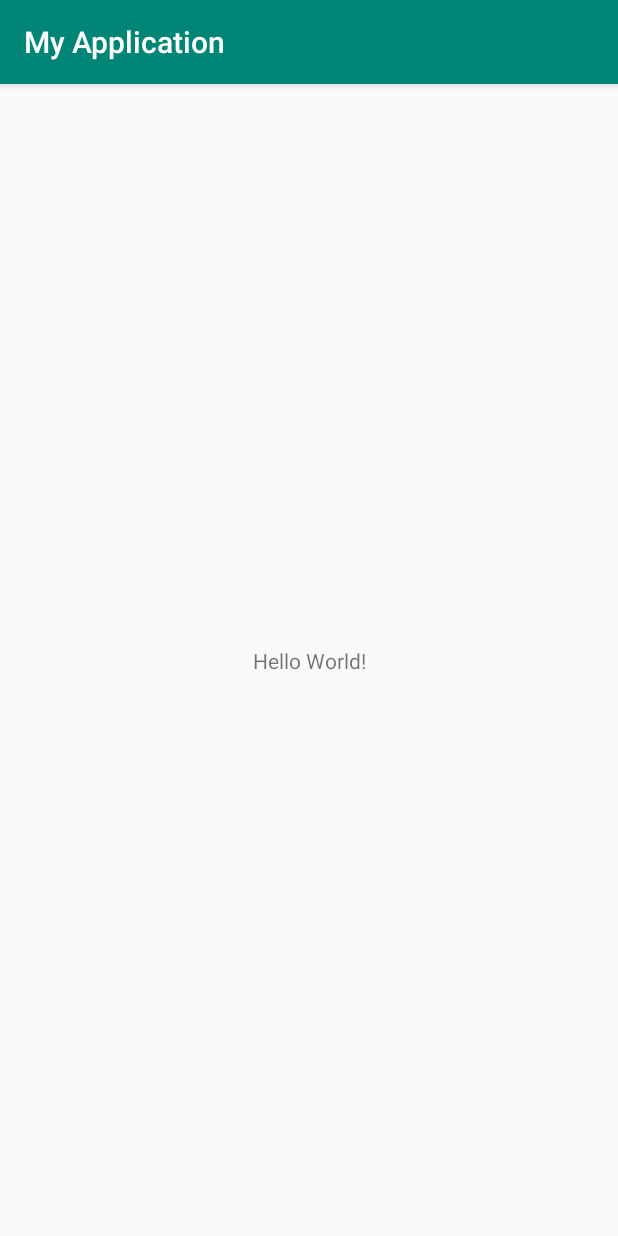
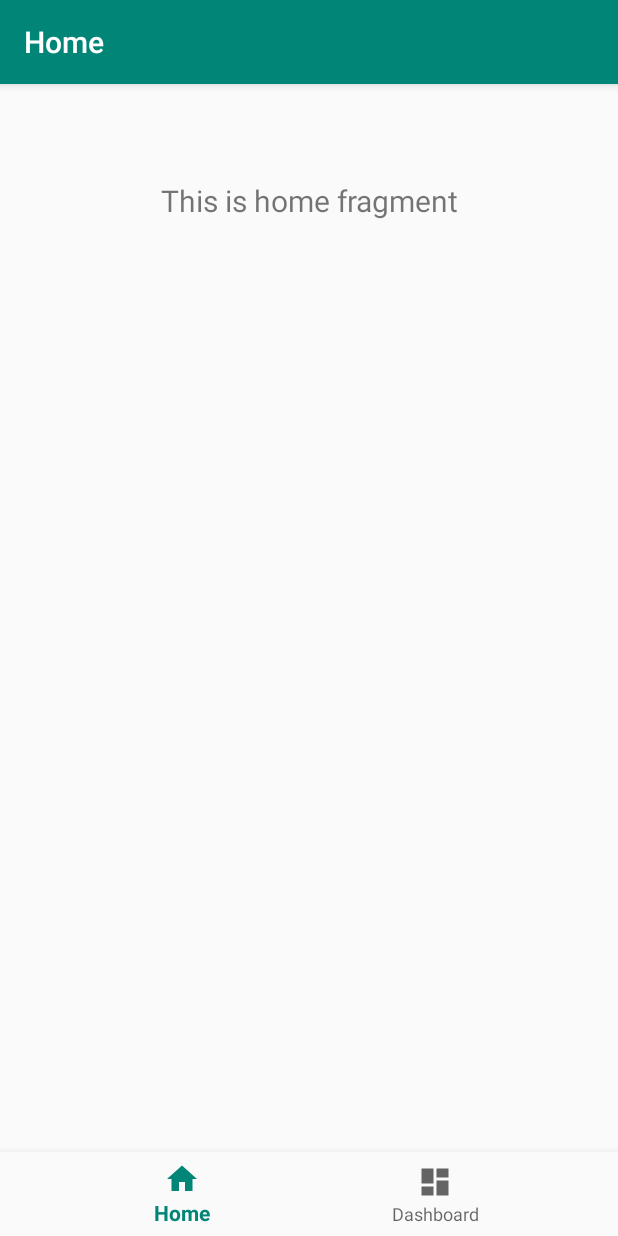
Before and after one commit to gillallifam/teste-Android, an Android app: the screen it shows after launch (MainActivity), on a phone screen of 412 x 824 dp. Run offline under Robolectric (Android 15) with nearby library versions, the phone set to English and light mode, and no system bars; our stand-ins replace navigation-ui.

Commit message:
Bottom navigation.

```diff
--- a/app/src/main/AndroidManifest.xml
+++ b/app/src/main/AndroidManifest.xml
@@ -1,6 +1,6 @@
 <?xml version="1.0" encoding="utf-8"?>
 <manifest xmlns:android="http://schemas.android.com/apk/res/android"
-    package="com.example.myapplication">
+    package="com.example.testeandroid">
 
     <application
         android:allowBackup="true"
@@ -9,7 +9,9 @@
         android:roundIcon="@mipmap/ic_launcher_round"
         android:supportsRtl="true"
         android:theme="@style/AppTheme">
-        <activity android:name=".MainActivity">
+        <activity
+            android:name=".MainActivity"
+            android:label="@string/app_name">
             <intent-filter>
                 <action android:name="android.intent.action.MAIN" />
 
--- /dev/null
+++ b/app/src/main/java/com/example/testeandroid/MainActivity.java
@@ -0,0 +1,30 @@
+package com.example.testeandroid;
+
+import android.os.Bundle;
+
+import com.google.android.material.bottomnavigation.BottomNavigationView;
+
+import androidx.appcompat.app.AppCompatActivity;
+import androidx.navigation.NavController;
+import androidx.navigation.Navigation;
+import androidx.navigation.ui.AppBarConfiguration;
+import androidx.navigation.ui.NavigationUI;
+
+public class MainActivity extends AppCompatActivity {
+
+    @Override
+    protected void onCreate(Bundle savedInstanceState) {
+        super.onCreate(savedInstanceState);
+        setContentView(R.layout.activity_main);
+        BottomNavigationView navView = findViewById(R.id.nav_view);
+        // Passing each menu ID as a set of Ids because each
+        // menu should be considered as top level destinations.
+        AppBarConfiguration appBarConfiguration = new AppBarConfiguration.Builder(
+                R.id.navigation_home, R.id.navigation_dashboard)
+                .build();
+        NavController navController = Navigation.findNavController(this, R.id.nav_host_fragment);
+        NavigationUI.setupActionBarWithNavController(this, navController, appBarConfiguration);
+        NavigationUI.setupWithNavController(navView, navController);
+    }
+
+}
--- /dev/null
+++ b/app/src/main/java/com/example/testeandroid/ui/home/HomeFragment.java
@@ -0,0 +1,35 @@
+package com.example.testeandroid.ui.home;
+
+import android.os.Bundle;
+import android.view.LayoutInflater;
+import android.view.View;
+import android.view.ViewGroup;
+import android.widget.TextView;
+
+import androidx.annotation.Nullable;
+import androidx.annotation.NonNull;
+import androidx.fragment.app.Fragment;
+import androidx.lifecycle.Observer;
+import androidx.lifecycle.ViewModelProviders;
+
+import com.example.testeandroid.R;
+
+public class HomeFragment extends Fragment {
+
+    private HomeViewModel homeViewModel;
+
+    public View onCreateView(@NonNull LayoutInflater inflater,
+                             ViewGroup container, Bundle savedInstanceState) {
+        homeViewModel =
+                ViewModelProviders.of(this).get(HomeViewModel.class);
+        View root = inflater.inflate(R.layout.fragment_home, container, false);
+        final TextView textView = root.findViewById(R.id.text_home);
+        homeViewModel.getText().observe(this, new Observer<String>() {
+            @Override
+            public void onChanged(@Nullable String s) {
+                textView.setText(s);
+            }
+        });
+        return root;
+    }
+}
--- /dev/null
+++ b/app/src/main/java/com/example/testeandroid/ui/home/HomeViewModel.java
@@ -0,0 +1,19 @@
+package com.example.testeandroid.ui.home;
+
+import androidx.lifecycle.LiveData;
+import androidx.lifecycle.MutableLiveData;
+import androidx.lifecycle.ViewModel;
+
+public class HomeViewModel extends ViewModel {
+
+    private MutableLiveData<String> mText;
+
+    public HomeViewModel() {
+        mText = new MutableLiveData<>();
+        mText.setValue("This is home fragment");
+    }
+
+    public LiveData<String> getText() {
+        return mText;
+    }
+}
--- /dev/null
+++ b/app/src/main/res/drawable/ic_dashboard_black_24dp.xml
@@ -0,0 +1,9 @@
+<vector xmlns:android="http://schemas.android.com/apk/res/android"
+    android:width="24dp"
+    android:height="24dp"
+    android:viewportWidth="24.0"
+    android:viewportHeight="24.0">
+    <path
+        android:fillColor="#FF000000"
+        android:pathData="M3,13h8L11,3L3,3v10zM3,21h8v-6L3,15v6zM13,21h8L21,11h-8v10zM13,3v6h8L21,3h-8z" />
+</vector>
--- /dev/null
+++ b/app/src/main/res/drawable/ic_home_black_24dp.xml
@@ -0,0 +1,9 @@
+<vector xmlns:android="http://schemas.android.com/apk/res/android"
+    android:width="24dp"
+    android:height="24dp"
+    android:viewportWidth="24.0"
+    android:viewportHeight="24.0">
+    <path
+        android:fillColor="#FF000000"
+        android:pathData="M10,20v-6h4v6h5v-8h3L12,3 2,12h3v8z" />
+</vector>
--- a/app/src/main/res/layout/activity_main.xml
+++ b/app/src/main/res/layout/activity_main.xml
@@ -1,18 +1,33 @@
 <?xml version="1.0" encoding="utf-8"?>
 <androidx.constraintlayout.widget.ConstraintLayout xmlns:android="http://schemas.android.com/apk/res/android"
     xmlns:app="http://schemas.android.com/apk/res-auto"
-    xmlns:tools="http://schemas.android.com/tools"
+    android:id="@+id/container"
     android:layout_width="match_parent"
     android:layout_height="match_parent"
-    tools:context=".MainActivity">
+    android:paddingTop="?attr/actionBarSize">
 
-    <TextView
-        android:layout_width="wrap_content"
+    <com.google.android.material.bottomnavigation.BottomNavigationView
+        android:id="@+id/nav_view"
+        android:layout_width="0dp"
         android:layout_height="wrap_content"
-        android:text="Hello World!"
+        android:layout_marginStart="0dp"
+        android:layout_marginEnd="0dp"
+        android:background="?android:attr/windowBackground"
         app:layout_constraintBottom_toBottomOf="parent"
         app:layout_constraintLeft_toLeftOf="parent"
         app:layout_constraintRight_toRightOf="parent"
-        app:layout_constraintTop_toTopOf="parent" />
+        app:menu="@menu/bottom_nav_menu" />
+
+    <fragment
+        android:id="@+id/nav_host_fragment"
+        android:name="androidx.navigation.fragment.NavHostFragment"
+        android:layout_width="match_parent"
+        android:layout_height="match_parent"
+        app:defaultNavHost="true"
+        app:layout_constraintBottom_toTopOf="@id/nav_view"
+        app:layout_constraintLeft_toLeftOf="parent"
+        app:layout_constraintRight_toRightOf="parent"
+        app:layout_constraintTop_toTopOf="parent"
+        app:navGraph="@navigation/mobile_navigation" />
 
 </androidx.constraintlayout.widget.ConstraintLayout>
--- /dev/null
+++ b/app/src/main/res/layout/fragment_home.xml
@@ -0,0 +1,19 @@
+<?xml version="1.0" encoding="utf-8"?>
+<androidx.constraintlayout.widget.ConstraintLayout xmlns:android="http://schemas.android.com/apk/res/android"
+    xmlns:app="http://schemas.android.com/apk/res-auto"
+    android:layout_width="match_parent"
+    android:layout_height="match_parent">
+
+    <TextView
+        android:id="@+id/text_home"
+        android:layout_width="match_parent"
+        android:layout_height="wrap_content"
+        android:layout_marginStart="8dp"
+        android:layout_marginTop="8dp"
+        android:layout_marginEnd="8dp"
+        android:textAlignment="center"
+        android:textSize="20sp"
+        app:layout_constraintEnd_toEndOf="parent"
+        app:layout_constraintStart_toStartOf="parent"
+        app:layout_constraintTop_toTopOf="parent" />
+</androidx.constraintlayout.widget.ConstraintLayout>
--- /dev/null
+++ b/app/src/main/res/menu/bottom_nav_menu.xml
@@ -0,0 +1,15 @@
+<?xml version="1.0" encoding="utf-8"?>
+<menu xmlns:android="http://schemas.android.com/apk/res/android">
+
+    <item
+        android:id="@+id/navigation_home"
+        android:icon="@drawable/ic_home_black_24dp"
+        android:title="@string/title_home" />
+
+    <item
+        android:id="@+id/navigation_dashboard"
+        android:icon="@drawable/ic_dashboard_black_24dp"
+        android:title="@string/title_dashboard" />
+
+
+</menu>
--- /dev/null
+++ b/app/src/main/res/navigation/mobile_navigation.xml
@@ -0,0 +1,20 @@
+<?xml version="1.0" encoding="utf-8"?>
+<navigation xmlns:android="http://schemas.android.com/apk/res/android"
+    xmlns:app="http://schemas.android.com/apk/res-auto"
+    xmlns:tools="http://schemas.android.com/tools"
+    android:id="@+id/mobile_navigation"
+    app:startDestination="@+id/navigation_home">
+
+    <fragment
+        android:id="@+id/navigation_home"
+        android:name="com.example.testeandroid.ui.home.HomeFragment"
+        android:label="@string/title_home"
+        tools:layout="@layout/fragment_home" />
+
+    <fragment
+        android:id="@+id/navigation_dashboard"
+        android:name="com.example.testeandroid.ui.dashboard.DashboardFragment"
+        android:label="@string/title_dashboard"
+        tools:layout="@layout/fragment_dashboard" />
+
+</navigation>
--- /dev/null
+++ b/app/src/main/res/values/dimens.xml
@@ -0,0 +1,5 @@
+<resources>
+    <!-- Default screen margins, per the Android Design guidelines. -->
+    <dimen name="activity_horizontal_margin">16dp</dimen>
+    <dimen name="activity_vertical_margin">16dp</dimen>
+</resources>
--- a/app/src/main/res/values/strings.xml
+++ b/app/src/main/res/values/strings.xml
@@ -1,3 +1,6 @@
 <resources>
-    <string name="app_name">My Application</string>
+    <string name="app_name">TesteAndroid</string>
+    <string name="title_home">Home</string>
+    <string name="title_dashboard">Dashboard</string>
+    <string name="title_notifications">Notifications</string>
 </resources>
--- a/settings.gradle
+++ b/settings.gradle
@@ -1,2 +1,2 @@
 include ':app'
-rootProject.name='My Application'
+rootProject.name='TesteAndroid'
```
Also changed, not shown: app/build.gradle (+7 -2 lines), app/src/main/java/com/example/myapplication/MainActivity.java (deleted, +0 -14 lines), app/src/main/java/com/example/testeandroid/ui/dashboard/DashboardFragment.java (added, +35 -0 lines), app/src/main/java/com/example/testeandroid/ui/dashboard/DashboardViewModel.java (added, +19 -0 lines), app/src/main/res/layout/fragment_dashboard.xml (added, +19 -0 lines), gradle/wrapper/gradle-wrapper.properties, 4 other files.
